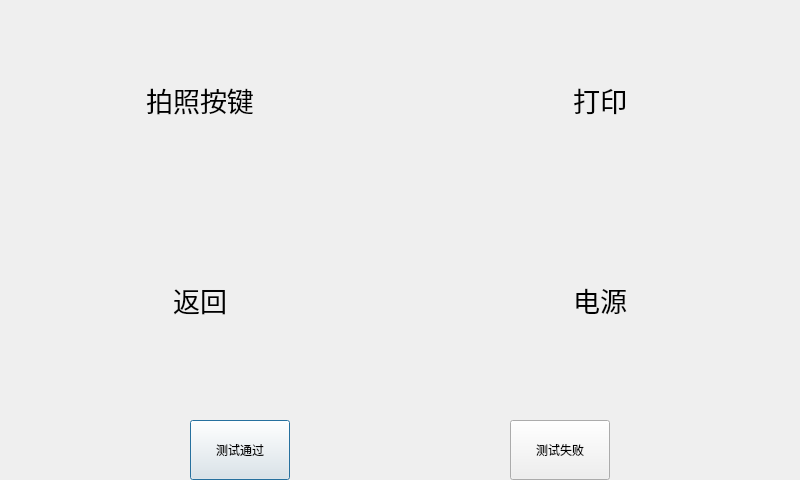
Before: the Qt Designer form keyboardtestdialog.ui in qy-tech/QFactoryTest, drawn with Qt 5.
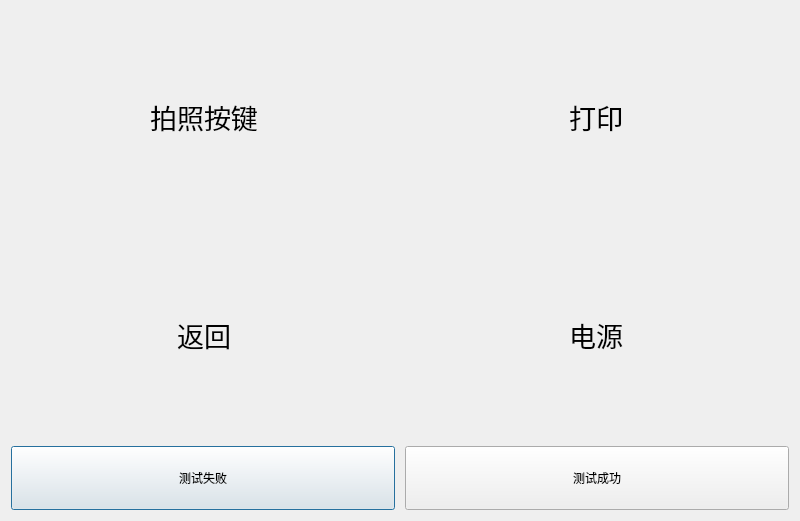
After: the same form once the commit is applied.

What changed in the file:
```diff
--- a/keyboardtestdialog.ui
+++ b/keyboardtestdialog.ui
@@ -7,21 +7,17 @@
     <x>0</x>
     <y>0</y>
     <width>800</width>
-    <height>480</height>
+    <height>521</height>
    </rect>
   </property>
   <property name="windowTitle">
    <string>Keyboard Test</string>
   </property>
+  <layout class="QVBoxLayout" name="verticalLayout">
+   <item>
+    <layout class="QGridLayout" name="gridLayout">
+     <item row="0" column="0">
   <widget class="QLabel" name="label_F1">
-   <property name="geometry">
-    <rect>
-     <x>0</x>
-     <y>0</y>
-     <width>400</width>
-     <height>200</height>
-    </rect>
-   </property>
    <property name="sizePolicy">
     <sizepolicy hsizetype="Expanding" vsizetype="Expanding">
      <horstretch>0</horstretch>
@@ -40,15 +36,9 @@
     <set>Qt::AlignCenter</set>
    </property>
   </widget>
+     </item>
+     <item row="0" column="1">
   <widget class="QLabel" name="label_F2">
-   <property name="geometry">
-    <rect>
-     <x>400</x>
-     <y>0</y>
-     <width>400</width>
-     <height>200</height>
-    </rect>
-   </property>
    <property name="sizePolicy">
     <sizepolicy hsizetype="Expanding" vsizetype="Expanding">
      <horstretch>0</horstretch>
@@ -67,15 +57,9 @@
     <set>Qt::AlignCenter</set>
    </property>
   </widget>
+     </item>
+     <item row="1" column="0">
   <widget class="QLabel" name="label_esc">
-   <property name="geometry">
-    <rect>
-     <x>0</x>
-     <y>200</y>
-     <width>400</width>
-     <height>200</height>
-    </rect>
-   </property>
    <property name="sizePolicy">
     <sizepolicy hsizetype="Expanding" vsizetype="Expanding">
      <horstretch>0</horstretch>
@@ -97,15 +81,9 @@
     <set>Qt::AlignCenter</set>
    </property>
   </widget>
+     </item>
+     <item row="1" column="1">
   <widget class="QLabel" name="label_power">
-   <property name="geometry">
-    <rect>
-     <x>400</x>
-     <y>200</y>
-     <width>400</width>
-     <height>200</height>
-    </rect>
-   </property>
    <property name="sizePolicy">
     <sizepolicy hsizetype="Expanding" vsizetype="Expanding">
      <horstretch>0</horstretch>
@@ -127,32 +105,55 @@
     <set>Qt::AlignCenter</set>
    </property>
   </widget>
-  <widget class="QPushButton" name="okButton">
-   <property name="geometry">
-    <rect>
-     <x>190</x>
-     <y>420</y>
-     <width>100</width>
-     <height>60</height>
-    </rect>
-   </property>
-   <property name="text">
-    <string>测试通过</string>
-   </property>
-  </widget>
+     </item>
+    </layout>
+   </item>
+   <item>
+    <layout class="QHBoxLayout" name="layout_action_buttons" stretch="0,0">
+     <property name="spacing">
+      <number>10</number>
+     </property>
+     <item>
   <widget class="QPushButton" name="failedButton">
-   <property name="geometry">
-    <rect>
-     <x>510</x>
-     <y>420</y>
-     <width>100</width>
-     <height>60</height>
-    </rect>
+       <property name="sizePolicy">
+        <sizepolicy hsizetype="Preferred" vsizetype="Preferred">
+         <horstretch>0</horstretch>
+         <verstretch>0</verstretch>
+        </sizepolicy>
+       </property>
+       <property name="minimumSize">
+        <size>
+         <width>0</width>
+         <height>64</height>
+        </size>
    </property>
    <property name="text">
     <string>测试失败</string>
    </property>
   </widget>
+     </item>
+     <item>
+      <widget class="QPushButton" name="okButton">
+       <property name="sizePolicy">
+        <sizepolicy hsizetype="Preferred" vsizetype="Preferred">
+         <horstretch>0</horstretch>
+         <verstretch>0</verstretch>
+        </sizepolicy>
+       </property>
+       <property name="minimumSize">
+        <size>
+         <width>0</width>
+         <height>64</height>
+        </size>
+       </property>
+       <property name="text">
+        <string>测试成功</string>
+       </property>
+      </widget>
+     </item>
+    </layout>
+   </item>
+  </layout>
  </widget>
  <resources/>
  <connections/>
```
Left out of the diff: 35 changed lines with no effect on the pictures. Lines whose indentation alone changed are shown as unchanged.
